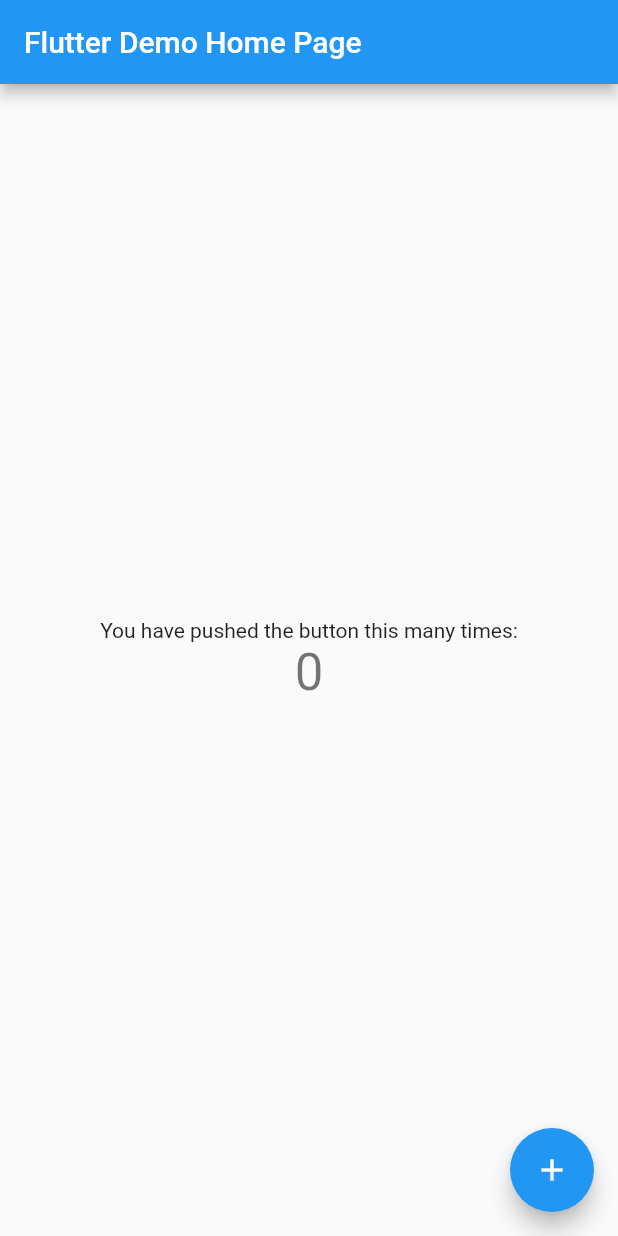
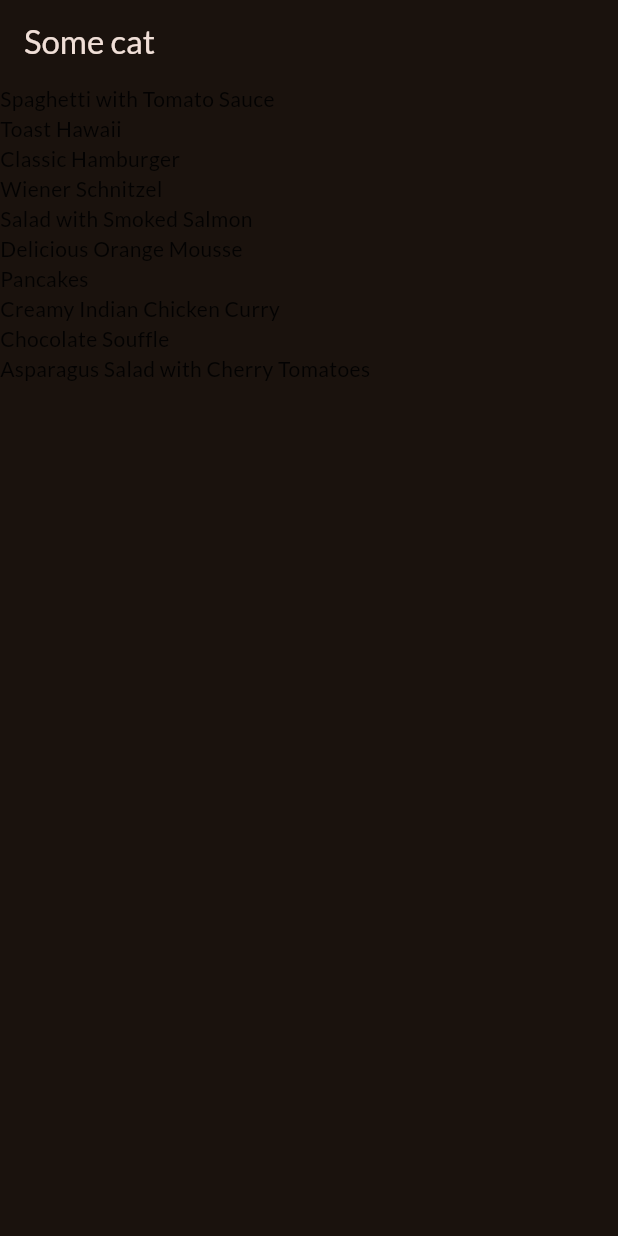
Before and after one commit to Partha-CreoIT/Meals_App, a Flutter app: the screen it shows after launch, on a phone screen of 412 x 824 dp. Run offline on Flutter 3.47's test engine with Material 2 defaults, Android fonts, the phone set to English and light mode, and no system bars; our stand-ins replace google_fonts.

Commit message:
Added GridView

```diff
--- /dev/null
+++ b/meals_app/lib/data/dummy_data.dart
@@ -0,0 +1,408 @@
+import 'package:flutter/material.dart';
+import 'package:meals_app/models/category.dart';
+
+import '../models/meal.dart';
+
+const availableCategories = [
+  Category(
+    id: 'c1',
+    title: 'Italian',
+    color: Colors.purple,
+  ),
+  Category(
+    id: 'c2',
+    title: 'Quick & Easy',
+    color: Colors.red,
+  ),
+  Category(
+    id: 'c3',
+    title: 'Hamburgers',
+    color: Colors.orange,
+  ),
+  Category(
+    id: 'c4',
+    title: 'German',
+    color: Colors.amber,
+  ),
+  Category(
+    id: 'c5',
+    title: 'Light & Lovely',
+    color: Colors.blue,
+  ),
+  Category(
+    id: 'c6',
+    title: 'Exotic',
+    color: Colors.green,
+  ),
+  Category(
+    id: 'c7',
+    title: 'Breakfast',
+    color: Colors.lightBlue,
+  ),
+  Category(
+    id: 'c8',
+    title: 'Asian',
+    color: Colors.lightGreen,
+  ),
+  Category(
+    id: 'c9',
+    title: 'French',
+    color: Colors.pink,
+  ),
+  Category(
+    id: 'c10',
+    title: 'Summer',
+    color: Colors.teal,
+  ),
+];
+
+const dummyMeals = [
+  Meal(
+    id: 'm1',
+    categories: [
+      'c1',
+      'c2',
+    ],
+    title: 'Spaghetti with Tomato Sauce',
+    affordability: Affordability.affordable,
+    complexity: Complexity.simple,
+    imageUrl:
+        'https://upload.wikimedia.org/wikipedia/commons/thumb/2/20/Spaghetti_Bolognese_mit_Parmesan_oder_Grana_Padano.jpg/800px-Spaghetti_Bolognese_mit_Parmesan_oder_Grana_Padano.jpg',
+    duration: 20,
+    ingredients: [
+      '4 Tomatoes',
+      '1 Tablespoon of Olive Oil',
+      '1 Onion',
+      '250g Spaghetti',
+      'Spices',
+      'Cheese (optional)'
+    ],
+    steps: [
+      'Cut the tomatoes and the onion into small pieces.',
+      'Boil some water - add salt to it once it boils.',
+      'Put the spaghetti into the boiling water - they should be done in about 10 to 12 minutes.',
+      'In the meantime, heaten up some olive oil and add the cut onion.',
+      'After 2 minutes, add the tomato pieces, salt, pepper and your other spices.',
+      'The sauce will be done once the spaghetti are.',
+      'Feel free to add some cheese on top of the finished dish.'
+    ],
+    isGlutenFree: false,
+    isVegan: true,
+    isVegetarian: true,
+    isLactoseFree: true,
+  ),
+  Meal(
+    id: 'm2',
+    categories: [
+      'c2',
+    ],
+    title: 'Toast Hawaii',
+    affordability: Affordability.affordable,
+    complexity: Complexity.simple,
+    imageUrl:
+        'https://cdn.pixabay.com/photo/2018/07/11/21/51/toast-3532016_1280.jpg',
+    duration: 10,
+    ingredients: [
+      '1 Slice White Bread',
+      '1 Slice Ham',
+      '1 Slice Pineapple',
+      '1-2 Slices of Cheese',
+      'Butter'
+    ],
+    steps: [
+      'Butter one side of the white bread',
+      'Layer ham, the pineapple and cheese on the white bread',
+      'Bake the toast for round about 10 minutes in the oven at 200°C'
+    ],
+    isGlutenFree: false,
+    isVegan: false,
+    isVegetarian: false,
+    isLactoseFree: false,
+  ),
+  Meal(
+    id: 'm3',
+    categories: [
+      'c2',
+      'c3',
+    ],
+    title: 'Classic Hamburger',
+    affordability: Affordability.pricey,
+    complexity: Complexity.simple,
+    imageUrl:
+        'https://cdn.pixabay.com/photo/2014/10/23/18/05/burger-500054_1280.jpg',
+    duration: 45,
+    ingredients: [
+      '300g Cattle Hack',
+      '1 Tomato',
+      '1 Cucumber',
+      '1 Onion',
+      'Ketchup',
+      '2 Burger Buns'
+    ],
+    steps: [
+      'Form 2 patties',
+      'Fry the patties for c. 4 minutes on each side',
+      'Quickly fry the buns for c. 1 minute on each side',
+      'Bruch buns with ketchup',
+      'Serve burger with tomato, cucumber and onion'
+    ],
+    isGlutenFree: false,
+    isVegan: false,
+    isVegetarian: false,
+    isLactoseFree: true,
+  ),
+  Meal(
+    id: 'm4',
+    categories: [
+      'c4',
+    ],
+    title: 'Wiener Schnitzel',
+    affordability: Affordability.luxurious,
+    complexity: Complexity.challenging,
+    imageUrl:
+        'https://cdn.pixabay.com/photo/2018/03/31/19/29/schnitzel-3279045_1280.jpg',
+    duration: 60,
+    ingredients: [
+      '8 Veal Cutlets',
+      '4 Eggs',
+      '200g Bread Crumbs',
+      '100g Flour',
+      '300ml Butter',
+      '100g Vegetable Oil',
+      'Salt',
+      'Lemon Slices'
+    ],
+    steps: [
+      'Tenderize the veal to about 2–4mm, and salt on both sides.',
+      'On a flat plate, stir the eggs briefly with a fork.',
+      'Lightly coat the cutlets in flour then dip into the egg, and finally, coat in breadcrumbs.',
+      'Heat the butter and oil in a large pan (allow the fat to get very hot) and fry the schnitzels until golden brown on both sides.',
+      'Make sure to toss the pan regularly so that the schnitzels are surrounded by oil and the crumbing becomes ‘fluffy’.',
+      'Remove, and drain on kitchen paper. Fry the parsley in the remaining oil and drain.',
+      'Place the schnitzels on awarmed plate and serve garnishedwith parsley and slices of lemon.'
+    ],
+    isGlutenFree: false,
+    isVegan: false,
+    isVegetarian: false,
+    isLactoseFree: false,
+  ),
+  Meal(
+    id: 'm5',
+    categories: [
+      'c2'
+          'c5',
+      'c10',
+    ],
+    title: 'Salad with Smoked Salmon',
+    affordability: Affordability.luxurious,
+    complexity: Complexity.simple,
+    imageUrl:
+        'https://cdn.pixabay.com/photo/2016/10/25/13/29/smoked-salmon-salad-1768890_1280.jpg',
+    duration: 15,
+    ingredients: [
+      'Arugula',
+      'Lamb\'s Lettuce',
+      'Parsley',
+      'Fennel',
+      '200g Smoked Salmon',
+      'Mustard',
+      'Balsamic Vinegar',
+      'Olive Oil',
+      'Salt and Pepper'
+    ],
+    steps: [
+      'Wash and cut salad and herbs',
+      'Dice the salmon',
+      'Process mustard, vinegar and olive oil into a dessing',
+      'Prepare the salad',
+      'Add salmon cubes and dressing'
+    ],
+    isGlutenFree: true,
+    isVegan: false,
+    isVegetarian: true,
+    isLactoseFree: true,
+  ),
+  Meal(
+    id: 'm6',
+    categories: [
+      'c6',
+      'c10',
+    ],
+    title: 'Delicious Orange Mousse',
+    affordability: Affordability.affordable,
+    complexity: Complexity.hard,
+    imageUrl:
+        'https://cdn.pixabay.com/photo/2017/05/01/05/18/pastry-2274750_1280.jpg',
+    duration: 240,
+    ingredients: [
+      '4 Sheets of Gelatine',
+      '150ml Orange Juice',
+      '80g Sugar',
+      '300g Yoghurt',
+      '200g Cream',
+      'Orange Peel',
+    ],
+    steps: [
+      'Dissolve gelatine in pot',
+      'Add orange juice and sugar',
+      'Take pot off the stove',
+      'Add 2 tablespoons of yoghurt',
+      'Stir gelatin under remaining yoghurt',
+      'Cool everything down in the refrigerator',
+      'Whip the cream and lift it under die orange mass',
+      'Cool down again for at least 4 hours',
+      'Serve with orange peel',
+    ],
+    isGlutenFree: true,
+    isVegan: false,
+    isVegetarian: true,
+    isLactoseFree: false,
+  ),
+  Meal(
+    id: 'm7',
+    categories: [
+      'c7',
+    ],
+    title: 'Pancakes',
+    affordability: Affordability.affordable,
+    complexity: Complexity.simple,
+    imageUrl:
+        'https://cdn.pixabay.com/photo/2018/07/10/21/23/pancake-3529653_1280.jpg',
+    duration: 20,
+    ingredients: [
+      '1 1/2 Cups all-purpose Flour',
+      '3 1/2 Teaspoons Baking Powder',
+      '1 Teaspoon Salt',
+      '1 Tablespoon White Sugar',
+      '1 1/4 cups Milk',
+      '1 Egg',
+      '3 Tablespoons Butter, melted',
+    ],
+    steps: [
+      'In a large bowl, sift together the flour, baking powder, salt and sugar.',
+      'Make a well in the center and pour in the milk, egg and melted butter; mix until smooth.',
+      'Heat a lightly oiled griddle or frying pan over medium high heat.',
+      'Pour or scoop the batter onto the griddle, using approximately 1/4 cup for each pancake. Brown on both sides and serve hot.'
+    ],
+    isGlutenFree: true,
+    isVegan: false,
+    isVegetarian: true,
+    isLactoseFree: false,
+  ),
+  Meal(
+    id: 'm8',
+    categories: [
+      'c8',
+    ],
+    title: 'Creamy Indian Chicken Curry',
+    affordability: Affordability.pricey,
+    complexity: Complexity.challenging,
+    imageUrl:
+        'https://cdn.pixabay.com/photo/2018/06/18/16/05/indian-food-3482749_1280.jpg',
+    duration: 35,
+    ingredients: [
+      '4 Chicken Breasts',
+      '1 Onion',
+      '2 Cloves of Garlic',
+      '1 Piece of Ginger',
+      '4 Tablespoons Almonds',
+      '1 Teaspoon Cayenne Pepper',
+      '500ml Coconut Milk',
+    ],
+    steps: [
+      'Slice and fry the chicken breast',
+      'Process onion, garlic and ginger into paste and sauté everything',
+      'Add spices and stir fry',
+      'Add chicken breast + 250ml of water and cook everything for 10 minutes',
+      'Add coconut milk',
+      'Serve with rice'
+    ],
+    isGlutenFree: true,
+    isVegan: false,
+    isVegetarian: false,
+    isLactoseFree: true,
+  ),
+  Meal(
+    id: 'm9',
+    categories: [
+      'c9',
+    ],
+    title: 'Chocolate Souffle',
+    affordability: Affordability.affordable,
+    complexity: Complexity.hard,
+    imageUrl:
+        'https://cdn.pixabay.com/photo/2014/08/07/21/07/souffle-412785_1280.jpg',
+    duration: 45,
+    ingredients: [
+      '1 Teaspoon melted Butter',
+      '2 Tablespoons white Sugar',
+      '2 Ounces 70% dark Chocolate, broken into pieces',
+      '1 Tablespoon Butter',
+      '1 Tablespoon all-purpose Flour',
+      '4 1/3 tablespoons cold Milk',
+      '1 Pinch Salt',
+      '1 Pinch Cayenne Pepper',
+      '1 Large Egg Yolk',
+      '2 Large Egg Whites',
+      '1 Pinch Cream of Tartar',
+      '1 Tablespoon white Sugar',
+    ],
+    steps: [
+      'Preheat oven to 190°C. Line a rimmed baking sheet with parchment paper.',
+      'Brush bottom and sides of 2 ramekins lightly with 1 teaspoon melted butter; cover bottom and sides right up to the rim.',
+      'Add 1 tablespoon white sugar to ramekins. Rotate ramekins until sugar coats all surfaces.',
+      'Place chocolate pieces in a metal mixing bowl.',
+      'Place bowl over a pan of about 3 cups hot water over low heat.',
+      'Melt 1 tablespoon butter in a skillet over medium heat. Sprinkle in flour. Whisk until flour is incorporated into butter and mixture thickens.',
+      'Whisk in cold milk until mixture becomes smooth and thickens. Transfer mixture to bowl with melted chocolate.',
+      'Add salt and cayenne pepper. Mix together thoroughly. Add egg yolk and mix to combine.',
+      'Leave bowl above the hot (not simmering) water to keep chocolate warm while you whip the egg whites.',
+      'Place 2 egg whites in a mixing bowl; add cream of tartar. Whisk until mixture begins to thicken and a drizzle from the whisk stays on the surface about 1 second before disappearing into the mix.',
+      'Add 1/3 of sugar and whisk in. Whisk in a bit more sugar about 15 seconds.',
+      'whisk in the rest of the sugar. Continue whisking until mixture is about as thick as shaving cream and holds soft peaks, 3 to 5 minutes.',
+      'Transfer a little less than half of egg whites to chocolate.',
+      'Mix until egg whites are thoroughly incorporated into the chocolate.',
+      'Add the rest of the egg whites; gently fold into the chocolate with a spatula, lifting from the bottom and folding over.',
+      'Stop mixing after the egg white disappears. Divide mixture between 2 prepared ramekins. Place ramekins on prepared baking sheet.',
+      'Bake in preheated oven until scuffles are puffed and have risen above the top of the rims, 12 to 15 minutes.',
+    ],
+    isGlutenFree: true,
+    isVegan: false,
+    isVegetarian: true,
+    isLactoseFree: false,
+  ),
+  Meal(
+    id: 'm10',
+    categories: [
+      'c2',
+      'c5',
+      'c10',
+    ],
+    title: 'Asparagus Salad with Cherry Tomatoes',
+    affordability: Affordability.luxurious,
+    complexity: Complexity.simple,
+    imageUrl:
+        'https://cdn.pixabay.com/photo/2018/04/09/18/26/asparagus-3304997_1280.jpg',
+    duration: 30,
+    ingredients: [
+      'White and Green Asparagus',
+      '30g Pine Nuts',
+      '300g Cherry Tomatoes',
+      'Salad',
+      'Salt, Pepper and Olive Oil'
+    ],
+    steps: [
+      'Wash, peel and cut the asparagus',
+      'Cook in salted water',
+      'Salt and pepper the asparagus',
+      'Roast the pine nuts',
+      'Halve the tomatoes',
+      'Mix with asparagus, salad and dressing',
+      'Serve with Baguette'
+    ],
+    isGlutenFree: true,
+    isVegan: true,
+    isVegetarian: true,
+    isLactoseFree: true,
+  ),
+];
--- a/meals_app/lib/main.dart
+++ b/meals_app/lib/main.dart
@@ -1,106 +1,31 @@
 import 'package:flutter/material.dart';
 
+import 'package:google_fonts/google_fonts.dart';
+import 'package:meals_app/data/dummy_data.dart';
+import 'package:meals_app/screens/categories.dart';
+import 'package:meals_app/screens/meals.dart';
+
+final theme = ThemeData(
+  useMaterial3: true,
+  colorScheme: ColorScheme.fromSeed(
+    brightness: Brightness.dark,
+    seedColor: const Color.fromARGB(255, 131, 57, 0),
+  ),
+  textTheme: GoogleFonts.latoTextTheme(),
+);
+
 void main() {
-  runApp(const MyApp());
+  runApp(const App());
 }
 
-class MyApp extends StatelessWidget {
-  const MyApp({super.key});
+class App extends StatelessWidget {
+  const App({super.key});
 
-  // This widget is the root of your application.
   @override
   Widget build(BuildContext context) {
     return MaterialApp(
-      title: 'Flutter Demo',
-      theme: ThemeData(
-        // This is the theme of your application.
-        //
-        // Try running your application with "flutter run". You'll see the
-        // application has a blue toolbar. Then, without quitting the app, try
-        // changing the primarySwatch below to Colors.green and then invoke
-        // "hot reload" (press "r" in the console where you ran "flutter run",
-        // or simply save your changes to "hot reload" in a Flutter IDE).
-        // Notice that the counter didn't reset back to zero; the application
-        // is not restarted.
-        primarySwatch: Colors.blue,
-      ),
-      home: const MyHomePage(title: 'Flutter Demo Home Page'),
+        theme: theme,
+        home: const MealsScreen(title: 'Some cat', meals: dummyMeals),
     );
   }
 }
-
-class MyHomePage extends StatefulWidget {
-  const MyHomePage({super.key, required this.title});
-
-  final String title;
-
-  @override
-  State<MyHomePage> createState() => _MyHomePageState();
-}
-
-class _MyHomePageState extends State<MyHomePage> {
-  int _counter = 0;
-
-  void _incrementCounter() {
-    setState(() {
-      // This call to setState tells the Flutter framework that something has
-      // changed in this State, which causes it to rerun the build method below
-      // so that the display can reflect the updated values. If we changed
-      // _counter without calling setState(), then the build method would not be
-      // called again, and so nothing would appear to happen.
-      _counter++;
-    });
-  }
-
-  @override
-  Widget build(BuildContext context) {
-    // This method is rerun every time setState is called, for instance as done
-    // by the _incrementCounter method above.
-    //
-    // The Flutter framework has been optimized to make rerunning build methods
-    // fast, so that you can just rebuild anything that needs updating rather
-    // than having to individually change instances of widgets.
-    return Scaffold(
-      appBar: AppBar(
-        // Here we take the value from the MyHomePage object that was created by
-        // the App.build method, and use it to set our appbar title.
-        title: Text(widget.title),
-      ),
-      body: Center(
-        // Center is a layout widget. It takes a single child and positions it
-        // in the middle of the parent.
-        child: Column(
-          // Column is also a layout widget. It takes a list of children and
-          // arranges them vertically. By default, it sizes itself to fit its
-          // children horizontally, and tries to be as tall as its parent.
-          //
-          // Invoke "debug painting" (press "p" in the console, choose the
-          // "Toggle Debug Paint" action from the Flutter Inspector in Android
-          // Studio, or the "Toggle Debug Paint" command in Visual Studio Code)
-          // to see the wireframe for each widget.
-          //
-          // Column has various properties to control how it sizes itself and
-          // how it positions its children. Here we use mainAxisAlignment to
-          // center the children vertically; the main axis here is the vertical
-          // axis because Columns are vertical (the cross axis would be
-          // horizontal).
-          mainAxisAlignment: MainAxisAlignment.center,
-          children: <Widget>[
-            const Text(
-              'You have pushed the button this many times:',
-            ),
-            Text(
-              '$_counter',
-              style: Theme.of(context).textTheme.headlineMedium,
-            ),
-          ],
-        ),
-      ),
-      floatingActionButton: FloatingActionButton(
-        onPressed: _incrementCounter,
-        tooltip: 'Increment',
-        child: const Icon(Icons.add),
-      ), // This trailing comma makes auto-formatting nicer for build methods.
-    );
-  }
-}
--- /dev/null
+++ b/meals_app/lib/models/category.dart
@@ -0,0 +1,13 @@
+import 'package:flutter/material.dart';
+
+class Category {
+  const Category({
+    required this.title,
+    required this.id,
+    this.color = Colors.orange
+  });
+
+  final String id;
+  final String title;
+  final Color color;
+}
--- /dev/null
+++ b/meals_app/lib/models/meal.dart
@@ -0,0 +1,43 @@
+enum Complexity {
+  simple,
+  challenging,
+  hard,
+}
+
+enum Affordability {
+  affordable,
+  pricey,
+  luxurious,
+}
+
+class Meal {
+  const Meal({
+    required this.id,
+    required this.categories,
+    required this.title,
+    required this.imageUrl,
+    required this.ingredients,
+    required this.steps,
+    required this.duration,
+    required this.complexity,
+    required this.affordability,
+    required this.isGlutenFree,
+    required this.isLactoseFree,
+    required this.isVegan,
+    required this.isVegetarian,
+  });
+
+  final String id;
+  final List<String> categories;
+  final String title;
+  final String imageUrl;
+  final List<String> ingredients;
+  final List<String> steps;
+  final int duration;
+  final Complexity complexity;
+  final Affordability affordability;
+  final bool isGlutenFree;
+  final bool isLactoseFree;
+  final bool isVegan;
+  final bool isVegetarian;
+}
--- /dev/null
+++ b/meals_app/lib/screens/categories.dart
@@ -0,0 +1,32 @@
+import 'package:flutter/material.dart';
+import 'package:meals_app/data/dummy_data.dart';
+import 'package:meals_app/models/category.dart';
+import 'package:meals_app/widgets/category_grid_item.dart';
+
+class CategoriesScreen extends StatelessWidget{
+  const CategoriesScreen({super.key});
+
+  @override
+  Widget build(BuildContext context) {
+    return Scaffold(
+      appBar: AppBar(
+        title: const Text('Pick Your Category'),
+      ),
+      body: GridView(
+        padding: const EdgeInsets.all(24),
+        gridDelegate: const SliverGridDelegateWithFixedCrossAxisCount(
+          crossAxisCount: 2,
+          childAspectRatio: 3 / 2,
+          crossAxisSpacing: 20.0,
+          mainAxisSpacing: 20.0,
+
+        ),
+        children: [
+            for( final category in availableCategories)
+              CategoryGridItem(category: category,)
+        ],
+      ),
+    );
+  }
+
+}
--- /dev/null
+++ b/meals_app/lib/screens/meals.dart
@@ -0,0 +1,43 @@
+import 'package:flutter/material.dart';
+
+import '../models/meal.dart';
+
+class MealsScreen extends StatelessWidget {
+  const MealsScreen({super.key, required this.title, required this.meals});
+
+  final String title;
+  final List<Meal> meals;
+
+  @override
+  Widget build(BuildContext context) {
+    Widget content = ListView.builder(
+      itemCount: meals.length,
+      itemBuilder: (ctx, index) => Text(meals[index].title),
+    );
+    if (meals.isEmpty) {
+      content = Center(
+        child: Column(
+          mainAxisSize: MainAxisSize.min,
+          children: [
+            Text('Oh Sorry',style: Theme.of(context).textTheme.headlineLarge!.copyWith(
+              color: Theme.of(context).colorScheme.onBackground,
+            )),
+            const SizedBox(
+              height: 20.0,
+            ),
+            Text('Try Selecting different category',
+                style: Theme.of(context).textTheme.bodyLarge!.copyWith(
+                      color: Theme.of(context).colorScheme.onBackground,
+                    )),
+          ],
+        ),
+      );
+    }
+
+    return Scaffold(
+        appBar: AppBar(
+          title: Text(title),
+        ),
+        body: content);
+  }
+}
--- /dev/null
+++ b/meals_app/lib/widgets/category_grid_item.dart
@@ -0,0 +1,38 @@
+import 'package:flutter/material.dart';
+
+import '../models/category.dart';
+
+class CategoryGridItem extends StatelessWidget {
+  const CategoryGridItem({required this.category, super.key});
+
+  final Category category;
+
+  @override
+  Widget build(BuildContext context) {
+    return InkWell(
+      onTap: () {},
+      splashColor: Theme.of(context).primaryColor,
+      borderRadius: BorderRadius.circular(16),
+      child: Container(
+        padding: const EdgeInsets.all(16),
+        decoration: BoxDecoration(
+          borderRadius: BorderRadius.circular(16),
+          gradient: LinearGradient(
+            colors: [
+              category.color.withOpacity(0.55),
+              category.color.withOpacity(0.9),
+            ],
+            begin: Alignment.topLeft,
+            end: Alignment.bottomRight,
+          ),
+        ),
+        child: Text(
+          category.title,
+          style: Theme.of(context).textTheme.titleLarge!.copyWith(
+                color: Theme.of(context).colorScheme.onBackground,
+              ),
+        ),
+      ),
+    );
+  }
+}
--- a/meals_app/pubspec.yaml
+++ b/meals_app/pubspec.yaml
@@ -35,6 +35,7 @@ dependencies:
   # The following adds the Cupertino Icons font to your application.
   # Use with the CupertinoIcons class for iOS style icons.
   cupertino_icons: ^1.0.2
+  google_fonts: ^4.0.3
 
 dev_dependencies:
   flutter_test:
```
Also changed, not shown: meals_app/pubspec.lock, 1 other file.
